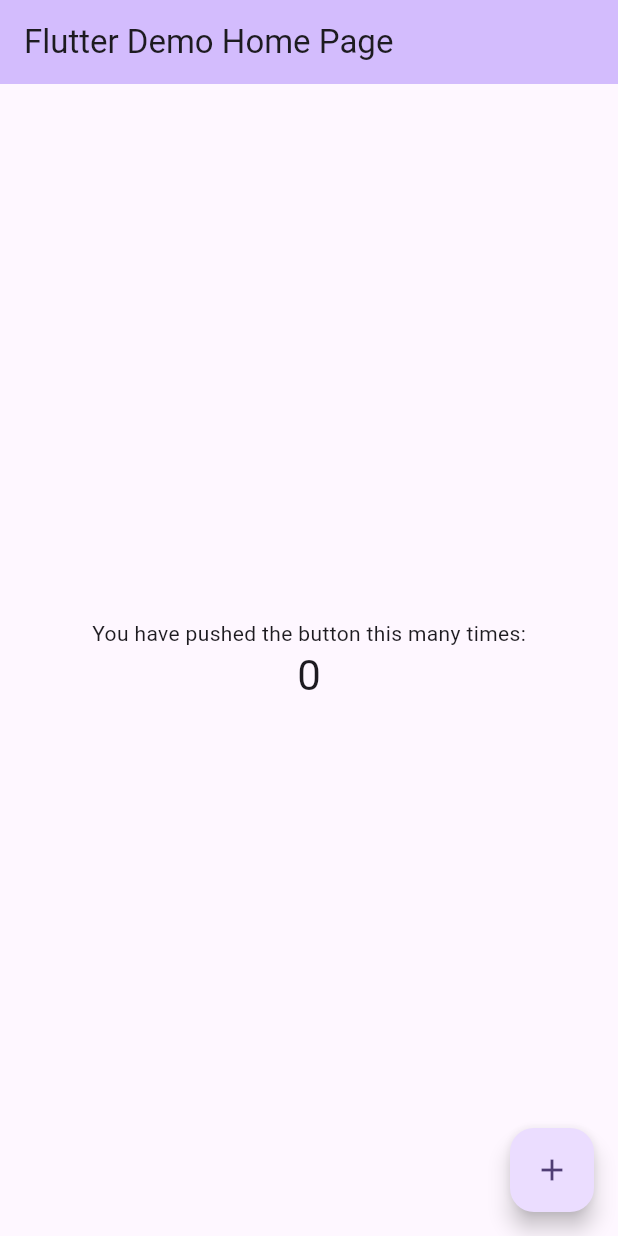
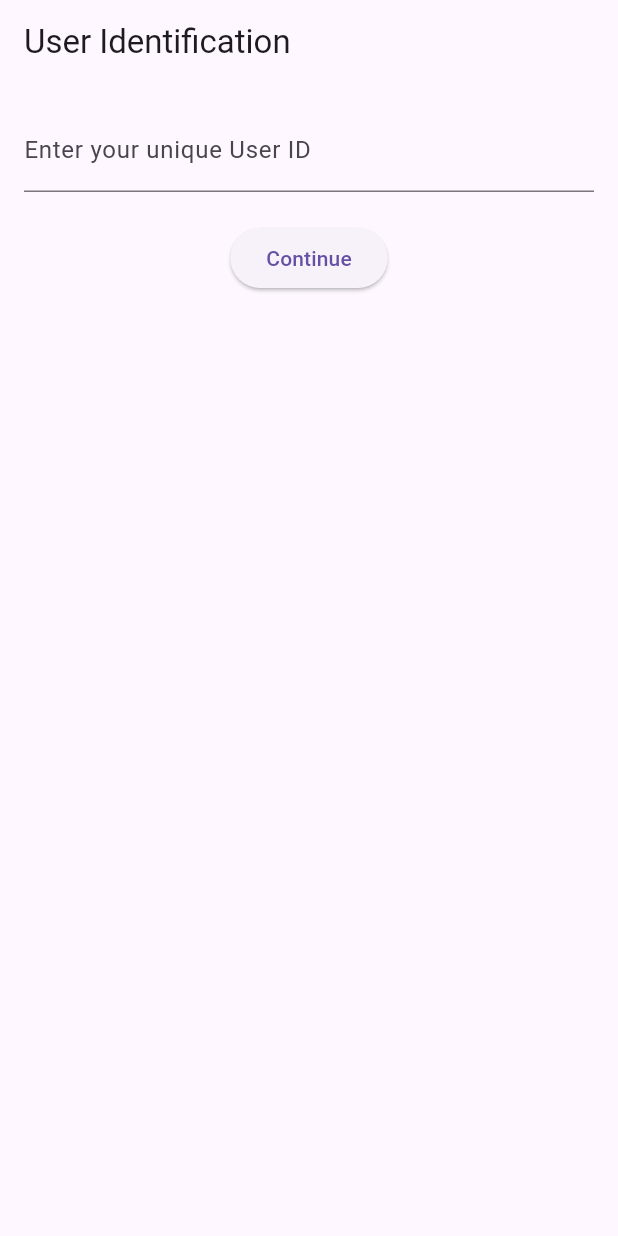
Before and after one commit to msndvlpr/caronsale-code-challenge, a Flutter app: the screen it shows after launch, on a phone screen of 412 x 824 dp. Run offline on Flutter 3.47's test engine with Material 3 defaults, Android fonts, the phone set to English and light mode, and no system bars; our stand-ins replace shared_preferences.

Commit message:
adding peoject structure and adding necessary classes

```diff
--- a/lib/main.dart
+++ b/lib/main.dart
@@ -1,76 +1,44 @@
 import 'package:flutter/material.dart';
+import 'package:shared_preferences/shared_preferences.dart';
+import 'screens/identification_screen.dart';
+import 'screens/vin_input_screen.dart';
 
-void main() {
-  runApp(const MyApp());
+Future<void> main() async {
+  // Ensure Flutter bindings are initialized before any async work.
+  WidgetsFlutterBinding.ensureInitialized();
+
+  // Attempt to get a previously saved userId.
+  final SharedPreferences prefs = await SharedPreferences.getInstance();
+  final String? userId = prefs.getString('userId');
+
+  // Start the app and decide which screen to show first.
+  runApp(MyApp(initialUserId: userId));
 }
 
 class MyApp extends StatelessWidget {
-  const MyApp({super.key});
+  final String? initialUserId;
 
+  const MyApp({Key? key, required this.initialUserId}) : super(key: key);
 
   @override
   Widget build(BuildContext context) {
     return MaterialApp(
-      title: 'Flutter Demo',
+      title: 'CarOnSale Flutter Challenge',
       theme: ThemeData(
-
-        colorScheme: ColorScheme.fromSeed(seedColor: Colors.deepPurple),
-        useMaterial3: true,
+        primarySwatch: Colors.blue,
       ),
-      home: const MyHomePage(title: 'Flutter Demo Home Page'),
+      // If a userId exists, start with the VIN input screen;
+      // otherwise, show the identification screen.
+      home: initialUserId == null
+          ? const IdentificationScreen()
+          : VinInputScreen(userId: initialUserId!),
+      // Optionally, you can define named routes if your app grows in complexity.
+      routes: {
+        '/identification': (context) => const IdentificationScreen(),
+        '/vin': (context) =>
+            VinInputScreen(userId: initialUserId ?? 'defaultUserId'),
+        // Other routes can be added here.
+      },
     );
   }
 }
-
-class MyHomePage extends StatefulWidget {
-  const MyHomePage({super.key, required this.title});
-
-  final String title;
-
-  @override
-  State<MyHomePage> createState() => _MyHomePageState();
-}
-
-class _MyHomePageState extends State<MyHomePage> {
-  int _counter = 0;
-
-  void _incrementCounter() {
-    setState(() {
-      _counter++;
-    });
-  }
-
-  @override
-  Widget build(BuildContext context) {
-
-    return Scaffold(
-      appBar: AppBar(
-
-        backgroundColor: Theme.of(context).colorScheme.inversePrimary,
-
-        title: Text(widget.title),
-      ),
-      body: Center(
-
-        child: Column(
-
-          mainAxisAlignment: MainAxisAlignment.center,
-          children: <Widget>[
-            const Text(
-              'You have pushed the button this many times:',
-            ),
-            Text(
-              '$_counter',
-              style: Theme.of(context).textTheme.headlineMedium,
-            ),
-          ],
-        ),
-      ),
-      floatingActionButton: FloatingActionButton(
-        onPressed: _incrementCounter,
-        tooltip: 'Increment',
-        child: const Icon(Icons.add),
-      ),
-    );
-  }
-}
--- /dev/null
+++ b/lib/screens/identification_screen.dart
@@ -0,0 +1,62 @@
+import 'package:flutter/material.dart';
+import 'package:shared_preferences/shared_preferences.dart';
+import 'vin_input_screen.dart';
+
+class IdentificationScreen extends StatefulWidget {
+  const IdentificationScreen({super.key});
+
+  @override
+  State<IdentificationScreen> createState() => _IdentificationScreenState();
+}
+
+class _IdentificationScreenState extends State<IdentificationScreen> {
+  final _formKey = GlobalKey<FormState>();
+  final TextEditingController _userIdController = TextEditingController();
+
+  Future<void> _saveUserId(String userId) async {
+    final prefs = await SharedPreferences.getInstance();
+    await prefs.setString('userId', userId);
+  }
+
+  void _submit() async {
+    if (_formKey.currentState!.validate()) {
+      final userId = _userIdController.text.trim();
+      await _saveUserId(userId);
+      // Navigate to the VIN input screen
+      Navigator.of(context).pushReplacement(
+        MaterialPageRoute(builder: (_) => VinInputScreen(userId: userId)),
+      );
+    }
+  }
+
+  @override
+  Widget build(BuildContext context) {
+    return Scaffold(
+      appBar: AppBar(title: const Text('User Identification')),
+      body: Padding(
+        padding: const EdgeInsets.all(16.0),
+        child: Form(
+          key: _formKey,
+          child: Column(
+            children: [
+              TextFormField(
+                controller: _userIdController,
+                decoration: const InputDecoration(
+                  labelText: 'Enter your unique User ID',
+                ),
+                validator: (value) {
+                  if (value == null || value.trim().isEmpty) {
+                    return 'Please enter a valid User ID';
+                  }
+                  return null;
+                },
+              ),
+              const SizedBox(height: 20),
+              ElevatedButton(onPressed: _submit, child: const Text('Continue')),
+            ],
+          ),
+        ),
+      ),
+    );
+  }
+}
--- a/lib/snippet.dart
+++ b/lib/services/cos_challenge.dart
@@ -152,7 +152,7 @@ enum _ResponseCode {
       "updatedAt": "2023-01-05T14:08:42.153Z",
       "make": "Toyota",
       "model": "GT 86 Basis",
-      "externalId": "DE003-018601450020008"
+      "externalId": "DE003-018601450020008",
       "_fk_sellerUser": "25475e37-6973-483b-9b15-cfee721fc29f",
       "price": ${Random().nextInt(1000)},
       "positiveCustomerFeedback": ${Random().nextBool()},
@@ -176,6 +176,7 @@ enum _ResponseCode {
   }
 }
 
+
 Future<void> main() async {
   final response = await CosChallenge.httpClient
       .get(Uri.https('anyUrl'), headers: {CosChallenge.user: 'someUserId'});
```
Also changed, not shown: lib/models/auction_data.dart (added, +84 -0 lines), lib/models/vehicle_option.dart (added, +50 -0 lines), lib/screens/auction_details_screen.dart (added, +34 -0 lines), lib/screens/vehicle_selection_screen.dart (added, +42 -0 lines), lib/screens/vin_input_screen.dart (added, +113 -0 lines), lib/services/api_service.dart (added, +46 -0 lines), lib/services/storage_service.dart (added, +20 -0 lines), pubspec.yaml (+2 -65 lines), pubspec.lock, 2 other files.
